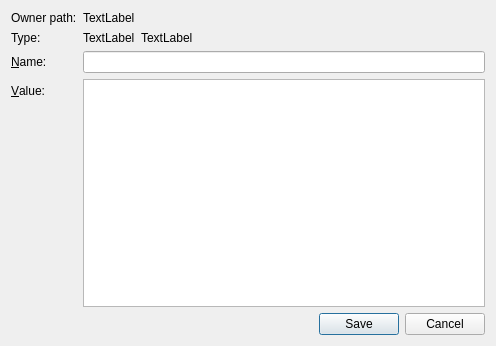
First picture: the form in Viewer/src/VariablePropDialog.ui, repository ecmwf/ecflow, before the edit.
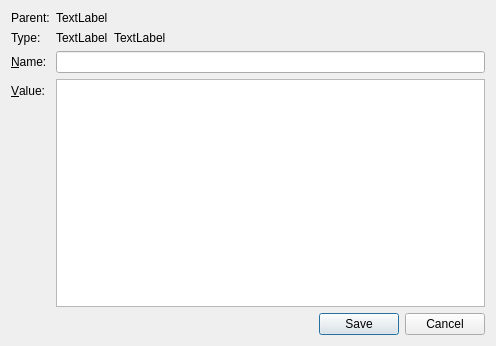
Second picture: the form after the edit.

The edit to the form file:
```diff
--- a/Viewer/src/VariablePropDialog.ui
+++ b/Viewer/src/VariablePropDialog.ui
@@ -25,7 +25,7 @@
      <item row="0" column="0">
       <widget class="QLabel" name="label_3">
        <property name="text">
-        <string>Owner path:</string>
+        <string>Parent:</string>
        </property>
       </widget>
      </item>
```
